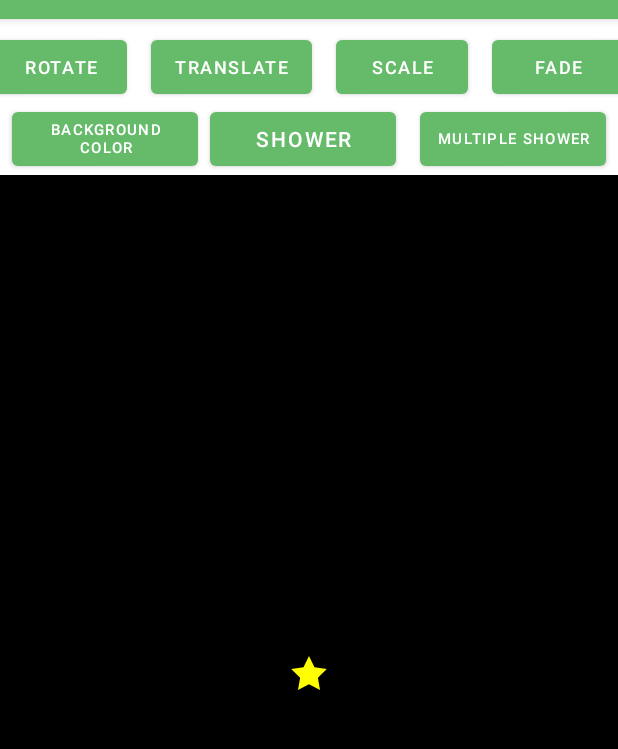
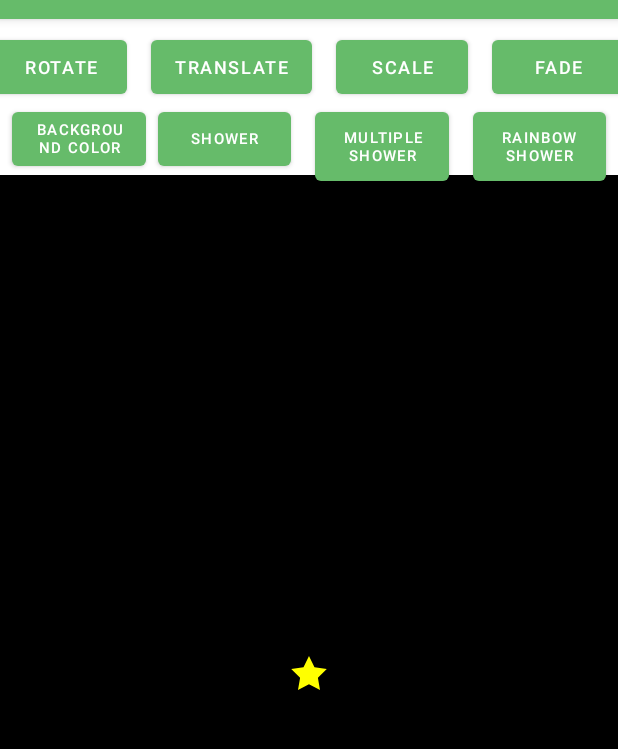
Before and after one commit to pouya-mp/propertyAnimation, an Android app: the screen it shows after launch (MainActivity), on a phone screen of 412 x 824 dp, the part 65-814 px from its top. Run offline under Robolectric (Android 15) with nearby library versions, the phone set to English and light mode, and no system bars.

Commit message:
feat: add button for rainbow colors animation in one star

```diff
--- a/app/src/main/res/layout/activity_main.xml
+++ b/app/src/main/res/layout/activity_main.xml
@@ -75,6 +75,7 @@
         android:layout_marginEnd="@dimen/standard_margin"
         android:layout_marginBottom="@dimen/standard_margin"
         android:text="@string/shower"
+        android:textSize="10sp"
         app:layout_constraintEnd_toStartOf="@id/multiShowerButton"
         app:layout_constraintStart_toEndOf="@id/colorizeButton"
         app:layout_constraintTop_toBottomOf="@+id/rotateButton" />
@@ -102,9 +103,24 @@
         android:padding="10dp"
         android:text="Multiple Shower"
         android:textSize="10sp"
-        app:layout_constraintEnd_toEndOf="parent"
+        app:layout_constraintEnd_toStartOf="@id/rainbowShowerButton"
         app:layout_constraintStart_toEndOf="@id/showerButton"
         app:layout_constraintTop_toBottomOf="@+id/rotateButton" />
+
+    <Button
+        android:id="@+id/rainbowShowerButton"
+        android:layout_width="0dp"
+        android:layout_height="wrap_content"
+        android:layout_marginStart="@dimen/standard_margin"
+        android:layout_marginEnd="8dp"
+        android:layout_marginBottom="@dimen/standard_margin"
+        android:padding="10dp"
+        android:text="Rainbow Shower"
+        android:textSize="10sp"
+        app:layout_constraintEnd_toEndOf="parent"
+        app:layout_constraintStart_toEndOf="@id/multiShowerButton"
+        app:layout_constraintTop_toBottomOf="@+id/rotateButton" />
+
 
     <FrameLayout
         android:layout_width="match_parent"
```
Also changed, not shown: app/src/main/java/com/google/samples/propertyanimation/MainActivity.kt (+34 -2 lines).
